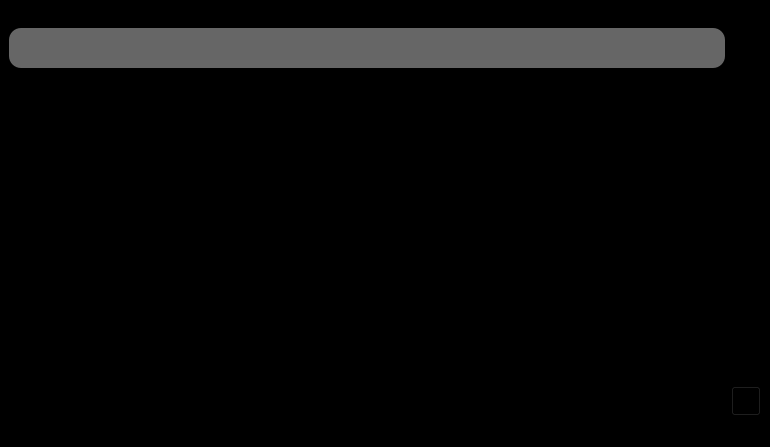
First picture: the form in mainwindow.ui, repository Pablo3314/JournalQTnodes, before the edit.
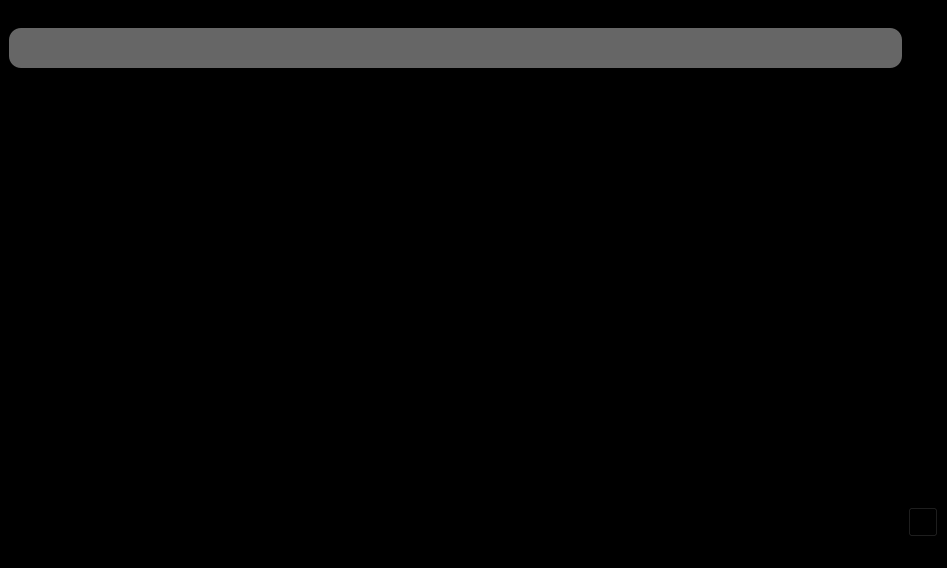
Second picture: the form after the edit. Icons and pictures are not drawn.

Diff of the .ui file:
```diff
--- a/mainwindow.ui
+++ b/mainwindow.ui
@@ -6,8 +6,8 @@
    <rect>
     <x>0</x>
     <y>0</y>
-    <width>770</width>
-    <height>447</height>
+    <width>947</width>
+    <height>568</height>
    </rect>
   </property>
   <property name="windowTitle">
@@ -18,7 +18,7 @@
   </property>
   <widget class="QWidget" name="centralwidget">
    <layout class="QGridLayout" name="gridLayout">
-    <item row="3" column="2">
+    <item row="4" column="2">
      <widget class="QPushButton" name="pushButton">
       <property name="sizePolicy">
        <sizepolicy hsizetype="Fixed" vsizetype="Fixed">
@@ -46,32 +46,6 @@
       </property>
      </widget>
     </item>
-    <item row="3" column="0">
-     <spacer name="horizontalSpacer">
-      <property name="orientation">
-       <enum>Qt::Orientation::Horizontal</enum>
-      </property>
-      <property name="sizeHint" stdset="0">
-       <size>
-        <width>40</width>
-        <height>20</height>
-       </size>
-      </property>
-     </spacer>
-    </item>
-    <item row="1" column="0">
-     <spacer name="verticalSpacer_2">
-      <property name="orientation">
-       <enum>Qt::Orientation::Vertical</enum>
-      </property>
-      <property name="sizeHint" stdset="0">
-       <size>
-        <width>20</width>
-        <height>40</height>
-       </size>
-      </property>
-     </spacer>
-    </item>
     <item row="0" column="0" colspan="2">
      <widget class="QFrame" name="frame">
       <property name="sizePolicy">
@@ -104,6 +78,32 @@
       </property>
      </widget>
     </item>
+    <item row="4" column="0">
+     <spacer name="horizontalSpacer">
+      <property name="orientation">
+       <enum>Qt::Orientation::Horizontal</enum>
+      </property>
+      <property name="sizeHint" stdset="0">
+       <size>
+        <width>40</width>
+        <height>20</height>
+       </size>
+      </property>
+     </spacer>
+    </item>
+    <item row="1" column="0">
+     <spacer name="verticalSpacer_2">
+      <property name="orientation">
+       <enum>Qt::Orientation::Vertical</enum>
+      </property>
+      <property name="sizeHint" stdset="0">
+       <size>
+        <width>20</width>
+        <height>40</height>
+       </size>
+      </property>
+     </spacer>
+    </item>
    </layout>
   </widget>
   <widget class="QMenuBar" name="menubar">
@@ -111,8 +111,8 @@
     <rect>
      <x>0</x>
      <y>0</y>
-     <width>770</width>
-     <height>23</height>
+     <width>947</width>
+     <height>24</height>
     </rect>
    </property>
    <widget class="QMenu" name="menu_Files">
```
